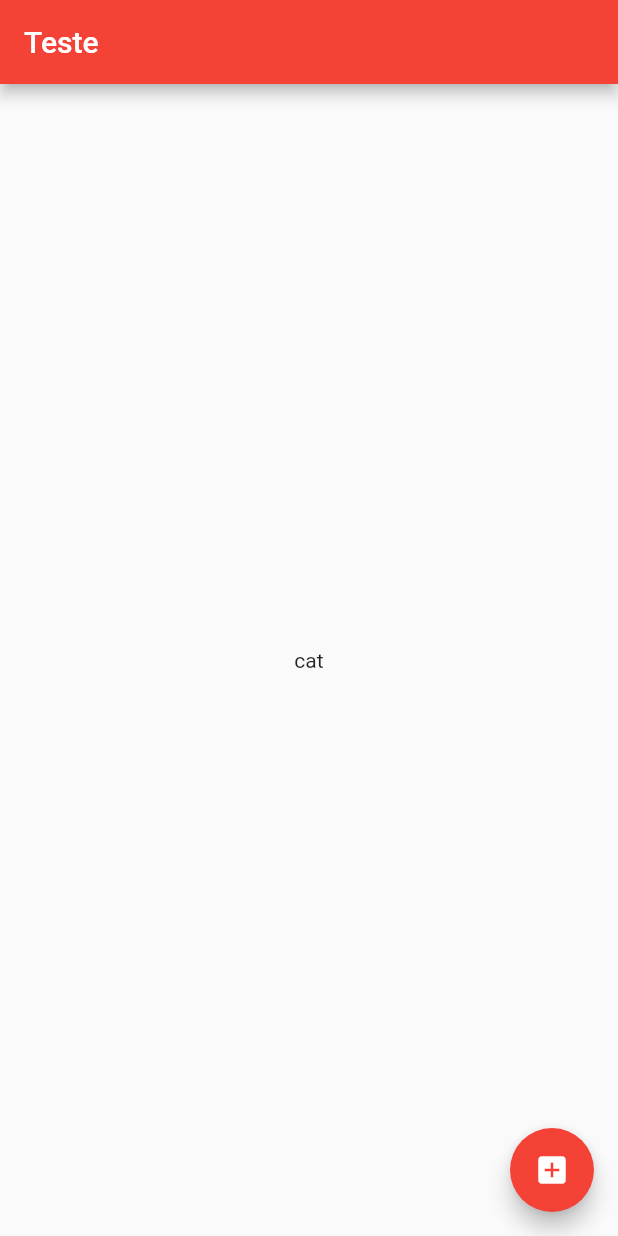
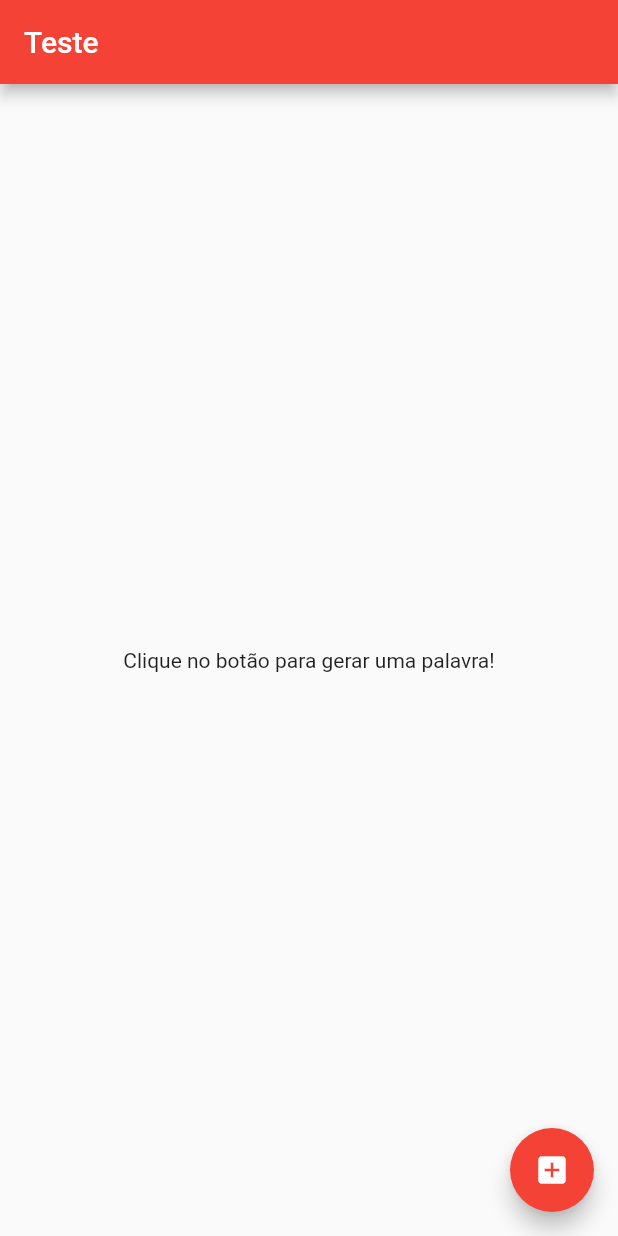
Before and after one commit to eduardoandd/trilhaap, a Flutter app: the screen it shows after launch, on a phone screen of 412 x 824 dp. Run offline on Flutter 3.47's test engine with Material 2 defaults, Android fonts, the phone set to English and light mode, and no system bars.

Commit message:
organizando o projeto

```diff
--- a/lib/main.dart
+++ b/lib/main.dart
@@ -1,69 +1,7 @@
-import 'dart:math';
-
-import 'package:flutter/cupertino.dart';
 import 'package:flutter/material.dart';
+import 'package:trilhaap/pages/home_page.dart';
+import 'package:trilhaap/pages/my_app.dart' as app;
 
 void main(){
-  runApp(const MyApp());
+  runApp(const app.MyApp());
 }
-
-class MyApp extends StatelessWidget {
-  const MyApp({Key? key}) : super(key: key);
-
-  @override
-  Widget build(BuildContext context) {
-    return  MaterialApp(
-      debugShowCheckedModeBanner: false,
-      theme: ThemeData(primarySwatch: Colors.red),
-      home: const HomePage(),
-    );
-  }
-}
-
-class HomePage extends StatefulWidget {
-  const HomePage({Key? key}) : super(key: key);
-
-  @override
-  State<HomePage> createState() => _HomePageState();
-}
-
-class _HomePageState extends State<HomePage> {
-
-  var numeroGerado = 0;
-
-  final List<String> words= ['apple','cat','dog'];
-
-  int _gerarNumeroAleatorio(){
-
-    Random numeroAleatorio = Random();
-
-    return numeroAleatorio.nextInt(1000);
-  }
-
-  String _gerarPalavrasAleatorias(){
-    Random random = Random();
-
-    return words[random.nextInt(words.length)];
-  }
-
-  @override
-  Widget build(BuildContext context) {
-    return Scaffold(
-      appBar: AppBar(
-        title: const Text('Teste'),
-      ),
-      body: Center(child: Text(_gerarPalavrasAleatorias())),
-      floatingActionButton: FloatingActionButton(
-        child: Icon(Icons.add_box),
-        onPressed:  () {
-          print(_gerarNumeroAleatorio());
-
-          setState(() {
-            _gerarPalavrasAleatorias();
-          });
-
-        },
-      ),
-    );
-  }
-}
--- /dev/null
+++ b/lib/pages/home_page.dart
@@ -0,0 +1,36 @@
+import 'package:flutter/cupertino.dart';
+import 'package:flutter/material.dart';
+import 'package:trilhaap/service/gerador_coisas_aleatorias_service.dart';
+
+
+class HomePage extends StatefulWidget {
+  const HomePage({Key? key}) : super(key: key);
+
+  @override
+  State<HomePage> createState() => _HomePageState();
+}
+
+class _HomePageState extends State<HomePage> {
+  var palavraGerada='Clique no botão para gerar uma palavra!';
+
+  @override
+  Widget build(BuildContext context) {
+
+    return Scaffold(
+      appBar: AppBar(
+        title: const Text('Teste'),
+      ),
+      body: Center(child: Text(palavraGerada)),
+      floatingActionButton: FloatingActionButton(
+        child: Icon(Icons.add_box),
+        onPressed:  () {
+          setState(() {
+            palavraGerada= GeradorCoisasAleatorias.geraPalavraAleatoria();
+            // print(palavraGerada);
+          });
+
+        },
+      ),
+    );
+  }
+}
--- /dev/null
+++ b/lib/pages/my_app.dart
@@ -0,0 +1,17 @@
+import 'package:flutter/cupertino.dart';
+import 'package:flutter/material.dart';
+
+import 'home_page.dart';
+
+class MyApp extends StatelessWidget {
+  const MyApp({Key? key}) : super(key: key);
+
+  @override
+  Widget build(BuildContext context) {
+    return  MaterialApp(
+      debugShowCheckedModeBanner: false,
+      theme: ThemeData(primarySwatch: Colors.red),
+      home: const HomePage(),
+    );
+  }
+}
```
Also changed, not shown: lib/service/gerador_coisas_aleatorias_service.dart (added, +19 -0 lines).
